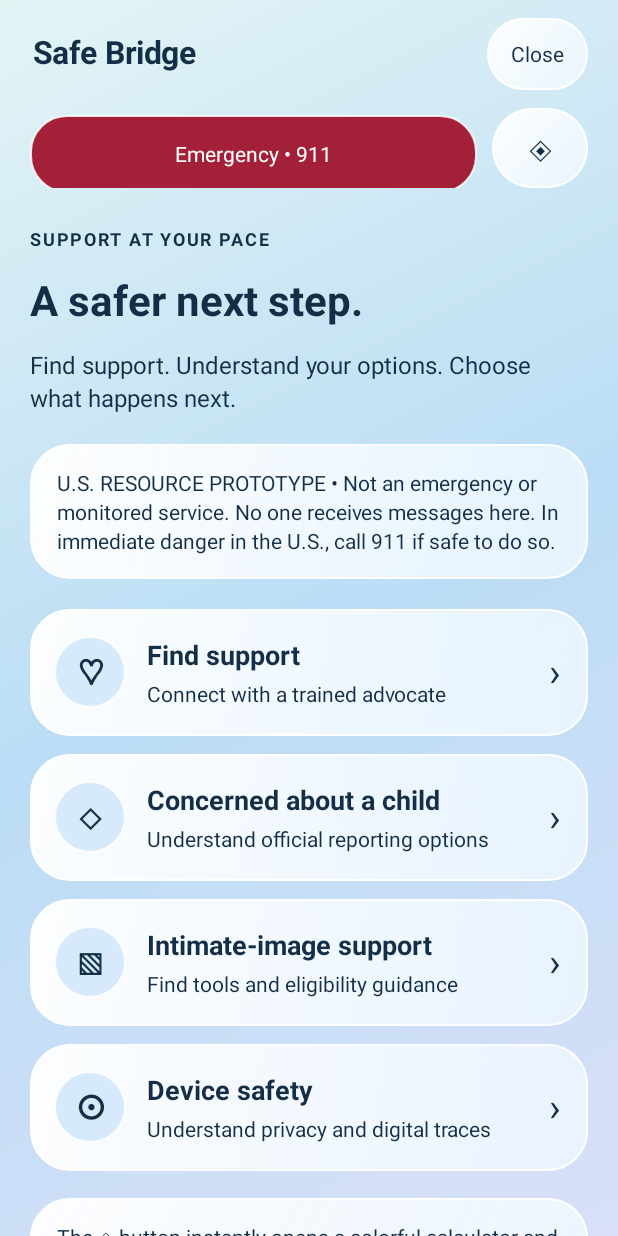
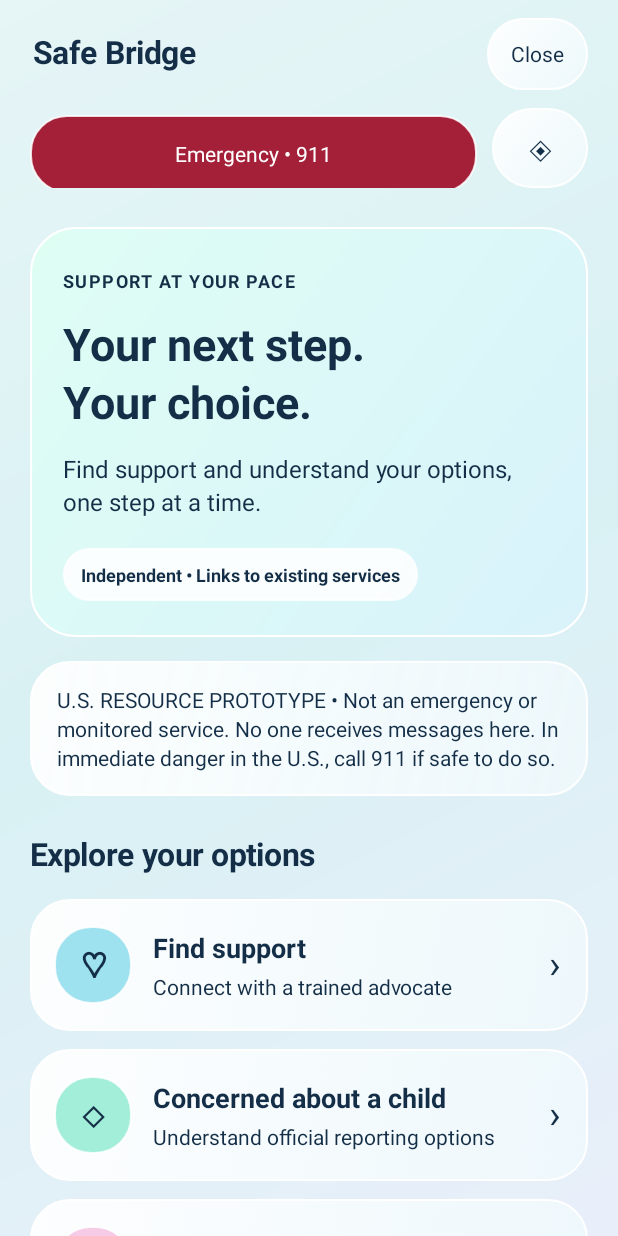
Before and after one commit to Protoevaneglium/SafeBridge, an Android app: the screen it shows after launch (MainActivity), on a phone screen of 412 x 824 dp. Run offline under Robolectric (Android 15) with nearby library versions, the phone set to English and light mode, and no system bars.

Commit message:
Publish reviewed 0.4 UI test source on separate package branch

```diff
--- a/app/src/main/AndroidManifest.xml
+++ b/app/src/main/AndroidManifest.xml
@@ -1 +1 @@
-<manifest xmlns:android="http://schemas.android.com/apk/res/android" package="com.stange.safebridge.preview"><application android:label="Safe Bridge Preview" android:icon="@drawable/ic_bridge" android:theme="@style/AppTheme" android:allowBackup="false" android:usesCleartextTraffic="false" android:supportsRtl="true"><activity android:name="com.stange.safebridge.MainActivity" android:exported="true" android:excludeFromRecents="true"></activity><activity-alias android:name="com.stange.safebridge.SafeLauncher" android:targetActivity="com.stange.safebridge.MainActivity" android:enabled="true" android:exported="true" android:label="Safe Bridge Preview" android:icon="@drawable/ic_bridge"><intent-filter><action android:name="android.intent.action.MAIN"/><category android:name="android.intent.category.LAUNCHER"/></intent-filter></activity-alias><activity-alias android:name="com.stange.safebridge.CalculatorLauncher" android:targetActivity="com.stange.safebridge.MainActivity" android:enabled="false" android:exported="true" android:label="Calculator" android:icon="@drawable/ic_calculator"><intent-filter><action android:name="android.intent.action.MAIN"/><category android:name="android.intent.category.LAUNCHER"/></intent-filter></activity-alias></application></manifest>
+<manifest xmlns:android="http://schemas.android.com/apk/res/android" package="com.stange.safebridge.pasteltest"><application android:label="Safe Bridge UI Test" android:icon="@drawable/ic_bridge" android:theme="@style/AppTheme" android:allowBackup="false" android:usesCleartextTraffic="false" android:supportsRtl="true"><activity android:name="com.stange.safebridge.MainActivity" android:exported="true" android:excludeFromRecents="true"></activity><activity-alias android:name="com.stange.safebridge.SafeLauncher" android:targetActivity="com.stange.safebridge.MainActivity" android:enabled="true" android:exported="true" android:label="Safe Bridge UI Test" android:icon="@drawable/ic_bridge"><intent-filter><action android:name="android.intent.action.MAIN"/><category android:name="android.intent.category.LAUNCHER"/></intent-filter></activity-alias><activity-alias android:name="com.stange.safebridge.CalculatorLauncher" android:targetActivity="com.stange.safebridge.MainActivity" android:enabled="false" android:exported="true" android:label="Calculator" android:icon="@drawable/ic_calculator"><intent-filter><action android:name="android.intent.action.MAIN"/><category android:name="android.intent.category.LAUNCHER"/></intent-filter></activity-alias></application></manifest>
--- a/app/src/main/java/com/stange/safebridge/MainActivity.java
+++ b/app/src/main/java/com/stange/safebridge/MainActivity.java
@@ -30,12 +30,12 @@ public class MainActivity extends Activity {
         calculator.reset();show(enabled?"calculator":"home");
     }
     private int dp(float n){return (int)(n*getResources().getDisplayMetrics().density+.5f);}
-    @Override public void onCreate(Bundle state){super.onCreate(state);getWindow().setStatusBarColor(Color.rgb(216,236,247));getWindow().setNavigationBarColor(Color.rgb(218,235,249));show(isCloaked()?"calculator":"home");}
+    @Override public void onCreate(Bundle state){super.onCreate(state);getWindow().setStatusBarColor(Color.rgb(230,245,246));getWindow().setNavigationBarColor(Color.rgb(233,239,250));show(isCloaked()?"calculator":"home");}
     private TextView text(String s,int size,boolean bold){TextView t=new TextView(this);t.setText(s);t.setTextSize(size);t.setTextColor(ink);t.setLineSpacing(dp(3),1);if(bold)t.setTypeface(null,Typeface.BOLD);t.setPadding(0,dp(5),0,dp(8));return t;}
     private void add(String s){page.addView(text(s,16,false));}
     private void title(String s){page.addView(text(s,28,true));}
     private GradientDrawable box(int c){GradientDrawable g=new GradientDrawable();g.setColor(c);g.setCornerRadius(dp(24));g.setStroke(dp(1),Color.argb(210,255,255,255));return g;}
-    private GradientDrawable glass(){GradientDrawable g=new GradientDrawable(GradientDrawable.Orientation.TL_BR,new int[]{0xF2FFFFFF,0xD5EDF7FF});g.setCornerRadius(dp(26));g.setStroke(dp(1),0xFFFFFFFF);return g;}
+    private GradientDrawable glass(){GradientDrawable g=new GradientDrawable(GradientDrawable.Orientation.TL_BR,new int[]{0xEEFFFFFF,0xDCEFF9FC});g.setCornerRadius(dp(26));g.setStroke(dp(1),0xFFFFFFFF);return g;}
     private void surface(View v){v.setBackground(glass());v.setElevation(dp(2));}
     private void interactive(View view,Drawable normal,int color,boolean dark){
         StateListDrawable states=new StateListDrawable();
@@ -49,11 +49,23 @@ public class MainActivity extends Activity {
     private Button control(String s,Runnable action){Button b=new Button(this);b.setText(s);b.setAllCaps(false);b.setTextSize(14);b.setTextColor(ink);b.setMinWidth(0);b.setMinimumWidth(0);b.setMinHeight(dp(48));b.setPadding(dp(16),dp(10),dp(16),dp(10));surface(b);interactive(b,glass(),0xFFF1F8FF,false);b.setOnClickListener(v->action.run());return b;}
     private void button(String s,Runnable action,boolean primary){Button b=control(s,action);b.setTextSize(16);b.setGravity(Gravity.CENTER_VERTICAL|Gravity.START);b.setPadding(dp(20),dp(18),dp(20),dp(18));b.setMinHeight(dp(60));if(primary){b.setTextColor(Color.WHITE);interactive(b,box(teal),teal,true);}LinearLayout.LayoutParams p=new LinearLayout.LayoutParams(-1,-2);p.setMargins(0,dp(6),0,dp(6));page.addView(b,p);}
     private void route(String label,String dest){button(label,()->show(dest),false);}
-    private void resource(String symbol,String heading,String detail,String dest){
+    private void resource(String symbol,String heading,String detail,String dest,int accent){
         LinearLayout card=new LinearLayout(this);card.setGravity(Gravity.CENTER_VERTICAL);card.setPadding(dp(16),dp(18),dp(18),dp(18));surface(card);interactive(card,glass(),0xFFF1F8FF,false);
-        TextView icon=text(symbol,23,true);icon.setGravity(Gravity.CENTER);icon.setPadding(0,0,0,0);icon.setBackground(box(0xFFD6EAFB));icon.setImportantForAccessibility(View.IMPORTANT_FOR_ACCESSIBILITY_NO);card.addView(icon,new LinearLayout.LayoutParams(dp(48),dp(48)));
+        TextView icon=text(symbol,23,true);icon.setGravity(Gravity.CENTER);icon.setPadding(0,0,0,0);icon.setBackground(box(accent));icon.setImportantForAccessibility(View.IMPORTANT_FOR_ACCESSIBILITY_NO);card.addView(icon,new LinearLayout.LayoutParams(dp(52),dp(52)));
         LinearLayout labels=new LinearLayout(this);labels.setOrientation(LinearLayout.VERTICAL);labels.setImportantForAccessibility(View.IMPORTANT_FOR_ACCESSIBILITY_NO_HIDE_DESCENDANTS);labels.setPadding(dp(14),0,dp(8),0);TextView h=text(heading,18,true);h.setPadding(0,0,0,dp(4));labels.addView(h);TextView d=text(detail,14,false);d.setPadding(0,0,0,0);labels.addView(d);card.addView(labels,new LinearLayout.LayoutParams(0,-2,1));
         TextView arrow=text("›",26,false);arrow.setImportantForAccessibility(View.IMPORTANT_FOR_ACCESSIBILITY_NO);card.addView(arrow);card.setClickable(true);card.setFocusable(true);card.setContentDescription(heading+". "+detail);card.setImportantForAccessibility(View.IMPORTANT_FOR_ACCESSIBILITY_YES);card.setAccessibilityDelegate(new View.AccessibilityDelegate(){@Override public void onInitializeAccessibilityNodeInfo(View host,AccessibilityNodeInfo info){super.onInitializeAccessibilityNodeInfo(host,info);info.setClassName(Button.class.getName());info.setClickable(true);}});card.setOnClickListener(v->show(dest));LinearLayout.LayoutParams lp=new LinearLayout.LayoutParams(-1,-2);lp.setMargins(0,dp(6),0,dp(6));page.addView(card,lp);
+    }
+    /** Original typographic hero; no reference illustrations or mood data. */
+    private void welcome(){
+        LinearLayout hero=new LinearLayout(this);hero.setOrientation(LinearLayout.VERTICAL);hero.setPadding(dp(22),dp(22),dp(22),dp(24));
+        GradientDrawable background=new GradientDrawable(GradientDrawable.Orientation.TL_BR,new int[]{0xE6DEFFF4,0xE6D9F2FC});
+        background.setCornerRadius(dp(30));background.setStroke(dp(1),Color.WHITE);hero.setBackground(background);
+        TextView eyebrow=text("SUPPORT AT YOUR PACE",12,true);eyebrow.setLetterSpacing(.08f);hero.addView(eyebrow);
+        TextView heading=text("Your next step.\nYour choice.",30,true);hero.addView(heading);
+        hero.addView(text("Find support and understand your options, one step at a time.",16,false));
+        TextView badge=text("Independent • Links to existing services",12,true);badge.setPadding(dp(12),dp(9),dp(12),dp(9));badge.setBackground(box(0xDAFFFFFF));
+        LinearLayout.LayoutParams bp=new LinearLayout.LayoutParams(-2,-2);bp.setMargins(0,dp(12),0,0);hero.addView(badge,bp);
+        LinearLayout.LayoutParams hp=new LinearLayout.LayoutParams(-1,-2);hp.setMargins(0,dp(6),0,dp(4));page.addView(hero,hp);
     }
     private void link(String label,String url){button(label,()->external(label,url),true);}
     private void external(String label,String url){
@@ -92,7 +104,7 @@ public class MainActivity extends Activity {
     }
     private void show(String name){section=name;
         ScrollView scroll=new ScrollView(this);scroll.setFillViewport(true);scroll.setClipToPadding(false);page=new LinearLayout(this);page.setOrientation(LinearLayout.VERTICAL);page.setPadding(dp(20),dp(12),dp(20),dp(28));scroll.addView(page);
-        LinearLayout frame=new LinearLayout(this);frame.setOrientation(LinearLayout.VERTICAL);frame.setBackground(new GradientDrawable(GradientDrawable.Orientation.TL_BR,new int[]{0xFFE3F4F5,0xFFBBDDF5,0xFFD9DFF8}));setContentView(frame);
+        LinearLayout frame=new LinearLayout(this);frame.setOrientation(LinearLayout.VERTICAL);frame.setBackground(new GradientDrawable(GradientDrawable.Orientation.TL_BR,new int[]{0xFFE6F5F6,0xFFD9F1F4,0xFFE9EFFA}));setContentView(frame);
         frame.setOnApplyWindowInsetsListener((v,i)->{v.setPadding(i.getSystemWindowInsetLeft(),i.getSystemWindowInsetTop(),i.getSystemWindowInsetRight(),i.getSystemWindowInsetBottom());return i;});
         LinearLayout top=new LinearLayout(this);top.setGravity(Gravity.CENTER_VERTICAL);TextView brand=text(name.equals("calculator")?"Calculator":"Safe Bridge",21,true);top.addView(brand,new LinearLayout.LayoutParams(0,-2,1));top.addView(control("Close",()->finishAndRemoveTask()));top.setPadding(dp(22),dp(12),dp(20),dp(12));frame.addView(top);
         if(!name.equals("calculator")){LinearLayout controls=new LinearLayout(this);controls.setPadding(dp(20),0,dp(20),dp(8));Button panic=control("Emergency • 911",()->emergency());panic.setTextColor(Color.WHITE);interactive(panic,box(Color.rgb(163,32,56)),Color.rgb(163,32,56),true);panic.setMinHeight(dp(52));controls.addView(panic,new LinearLayout.LayoutParams(0,-2,1));Button mask=control("◈",()->cloak(true));mask.setTextSize(24);mask.setContentDescription("Switch to calculator");mask.setMinHeight(dp(52));LinearLayout.LayoutParams ml=new LinearLayout.LayoutParams(dp(64),-2);ml.setMargins(dp(10),0,0,0);controls.addView(mask,ml);frame.addView(controls);}
@@ -101,9 +113,10 @@ public class MainActivity extends Activity {
         if(!name.equals("home"))button("‹  Back to start",()->show("home"),false);
         switch(name){
         case "home":
-            TextView eyebrow=text("SUPPORT AT YOUR PACE",12,true);eyebrow.setLetterSpacing(.10f);page.addView(eyebrow);title("A safer next step.");add("Find support. Understand your options. Choose what happens next.");
+            welcome();
             note("U.S. RESOURCE PROTOTYPE • Not an emergency or monitored service. No one receives messages here. In immediate danger in the U.S., call 911 if safe to do so.");
-            resource("♡","Find support","Connect with a trained advocate","help");resource("◇","Concerned about a child","Understand official reporting options","child");resource("▧","Intimate-image support","Find tools and eligibility guidance","images");resource("⊙","Device safety","Understand privacy and digital traces","safety");
+            TextView explore=text("Explore your options",21,true);explore.setPadding(0,dp(10),0,dp(10));page.addView(explore);
+            resource("♡","Find support","Connect with a trained advocate","help",0xFF9EE1EF);resource("◇","Concerned about a child","Understand official reporting options","child",0xFFA3EED9);resource("▧","Intimate-image support","Find tools and eligibility guidance","images",0xFFF5CBE6);resource("⊙","Device safety","Understand privacy and digital traces","safety",0xFFDCD8F5);
             note("The ◈ button instantly opens a colorful calculator and changes the launcher name/icon. Long-press = in the calculator to return. Android accessibility services can also perform a long-click. This is a visual disguise, not protection from discovery: Settings, app info, account/download records, monitoring and launcher caches can reveal Safe Bridge. Try the controls only when safe.");
             note("Installed apps, browser history and call records can be discovered. Close does not erase traces or hide this app. Consider another device if yours may be monitored.");route("About this preview & sources","about");break;
         case "help":
@@ -123,7 +136,7 @@ public class MainActivity extends Activity {
             note("If using this phone could put you at risk, consider a device and account the other person cannot access, and support from a trusted advocate. Changing settings or deleting history can be noticed. Choose what is safest in your situation.");
             add("Safe Bridge itself has no accounts, analytics, location tracking, image uploads, notifications or saved notes. This does not describe the privacy practices of external websites, phone apps or the operating system. Guidance works offline. External websites and phone calls need their usual connectivity and may keep their own records.");add("Close removes this app’s task from recent apps, but does not uninstall it, clear browser/call history or erase device records. Uninstalling may still leave download history, backups or synced account records. Calculator mode changes the visible screen and launcher shortcut, but cannot make the app invisible. Settings/app info, installed-package records and launcher caches may still reveal Safe Bridge. Calculator mode stays selected after reopening; calculations are not saved.");link("Read NNEDV guidance on safer app use","https://www.techsafety.org/choosingapps");link("Read hotline digital safety warning","https://humantraffickinghotline.org/en/chat");break;
         default:
-            title("An early, independent preview.");add("Safe Bridge 0.3 • U.S.-focused\nA lightweight guide to existing services. Not affiliated with or endorsed by NCMEC or the National Human Trafficking Hotline.");note("Not for public deployment yet. Survivor, child-safety, accessibility, privacy and legal review are still needed. No live support, rescue service, AI advice, report submission or case tracking is provided.");add("Resource links checked November 14, 2026. Services and policies can change. Outside the U.S., seek appropriate local emergency and support services; this preview does not provide a verified international directory.");link("National Human Trafficking Hotline","https://humantraffickinghotline.org/en/get-help");link("NCMEC CyberTipline","https://www.missingkids.org/gethelpnow/cybertipline");link("NCMEC Take It Down","https://takeitdown.ncmec.org/");break;
+            title("An early, independent preview.");add("Safe Bridge 0.4 • U.S.-focused\nA lightweight guide to existing services. Not affiliated with or endorsed by NCMEC or the National Human Trafficking Hotline.");note("Not for public deployment yet. Survivor, child-safety, accessibility, privacy and legal review are still needed. No live support, rescue service, AI advice, report submission or case tracking is provided.");add("Resource links checked November 14, 2026. Services and policies can change. Outside the U.S., seek appropriate local emergency and support services; this preview does not provide a verified international directory.");link("National Human Trafficking Hotline","https://humantraffickinghotline.org/en/get-help");link("NCMEC CyberTipline","https://www.missingkids.org/gethelpnow/cybertipline");link("NCMEC Take It Down","https://takeitdown.ncmec.org/");break;
         }
     }
     @Override public void onBackPressed(){if(section.equals("calculator")){finishAndRemoveTask();return;}if(!section.equals("home"))show("home");else super.onBackPressed();}
--- a/app/src/main/res/values/styles.xml
+++ b/app/src/main/res/values/styles.xml
@@ -1 +1 @@
-<resources><style name="AppTheme" parent="android:style/Theme.Material.Light.NoActionBar"><item name="android:fontFamily">sans</item><item name="android:colorAccent">#11589A</item><item name="android:windowLightStatusBar">true</item><item name="android:windowLightNavigationBar">true</item><item name="android:windowActionModeOverlay">true</item><item name="android:windowBackground">#D8ECF7</item></style></resources>
+<resources><style name="AppTheme" parent="android:style/Theme.Material.Light.NoActionBar"><item name="android:fontFamily">sans</item><item name="android:colorAccent">#11589A</item><item name="android:windowLightStatusBar">true</item><item name="android:windowLightNavigationBar">true</item><item name="android:windowActionModeOverlay">true</item><item name="android:windowBackground">#E6F5F6</item></style></resources>
```
Also changed, not shown: 4 other files.
